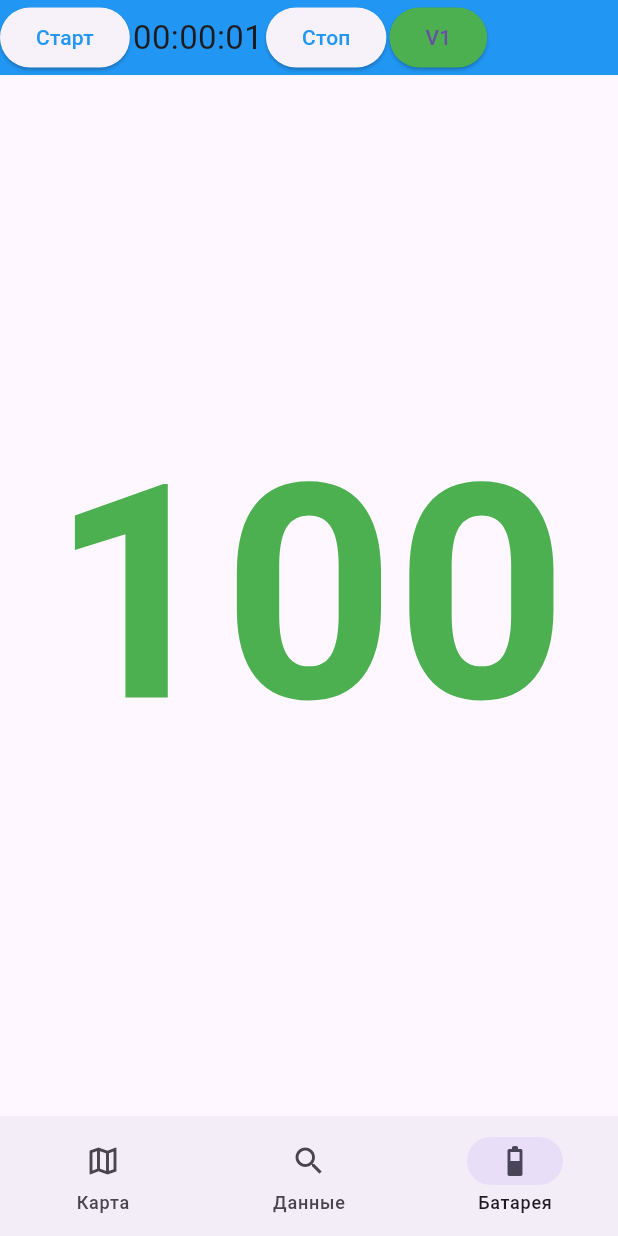
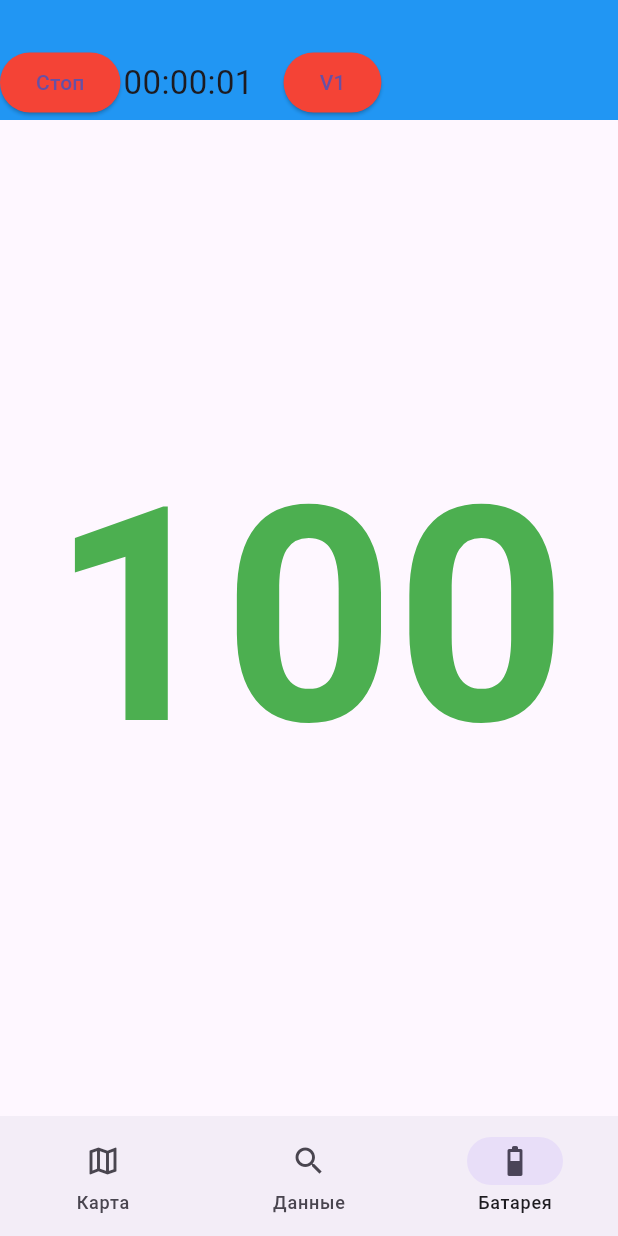
Before and after one commit to blosser/forest_runner, a Flutter app: the screen it shows after launch, item 3 of the bottom bar chosen, after a tap on "Старт", on a phone screen of 412 x 824 dp. Run offline on Flutter 3.47's test engine with Material 3 defaults, Android fonts, the light colour scheme and no system bars; our stand-ins replace battery_plus, geolocator; missing offline and left inert: yandex_maps_mapkit_lite.

Commit message:
geo update

```diff
--- a/lib/mainheader.dart
+++ b/lib/mainheader.dart
@@ -1,22 +1,58 @@
 import "dart:async";
 
 import "package:flutter/material.dart";
+import "package:flutter/services.dart";
+import "package:geolocator/geolocator.dart";
 
 class MainHeaderWidget extends StatefulWidget {
   final ValueChanged<List<Map>> onDataChanged;
 
-  const MainHeaderWidget({Key? key, required this.onDataChanged}) : super(key: key);
+  const MainHeaderWidget({Key? key, required this.onDataChanged})
+    : super(key: key);
 
   @override
   State<MainHeaderWidget> createState() => _MainHeaderWidgetState();
 }
 
 class _MainHeaderWidgetState extends State<MainHeaderWidget> {
+  @override
+  void initState() {
+    super.initState();
+    checkGpsState();
+  }
+
   void updateData() {
-    //setState(() {
-      List<Map> pointData2 = pointData.sublist(0, _seconds).reversed.toList();
-      widget.onDataChanged(pointData2);
-    //});
+    List<Map> pointData2 = pointData.sublist(0, _seconds).reversed.toList();
+    widget.onDataChanged(pointData2);
+  }
+
+  void checkGpsState() {
+    Geolocator.getCurrentPosition()
+        .then((Position position) {
+          changeGpsState(true);
+          String str =
+              "latitude: ${position.latitude}, longitude: ${position.longitude})";
+          showMsg(str);
+        })
+        .catchError((e) {
+          changeGpsState(false);
+          print(e);
+          showMsg(e.toString());
+        });
+  }
+
+  void showMsg(String str) {
+    final snackBar = SnackBar(content: Text(str));
+    ScaffoldMessenger.of(context).showSnackBar(snackBar);
+  }
+
+  bool isGpsEnabled = false;
+  bool isStart = true;
+
+  void changeGpsState(bool isGpsEnabled) {
+    setState(() {
+      this.isGpsEnabled = isGpsEnabled;
+    });
   }
 
   List<Map> pointData = [
@@ -59,6 +95,24 @@ class _MainHeaderWidgetState extends State<MainHeaderWidget> {
     title = getXX(hh) + ':' + getXX(mm) + ':' + getXX(ss);
   }
 
+  void btnStartStopPressed() {
+    if (isStart) {
+      //widget.onDataChanged('Новые данные из FirstChild');
+      _timer?.cancel();
+      _timer = Timer.periodic(const Duration(seconds: 1), (timer) {
+        _seconds++;
+        getTime();
+        //addPointData();
+        updateData();
+      });
+    } else {
+      _timer?.cancel();
+    }
+    setState(() {
+      isStart = !isStart;
+    });
+  }
+
   @override
   Widget build(BuildContext context) {
     return Scaffold(
@@ -67,53 +121,32 @@ class _MainHeaderWidgetState extends State<MainHeaderWidget> {
         child: Column(
           mainAxisAlignment: MainAxisAlignment.center, // Центровка по вертикали
           children: [
-            //SizedBox(height: 50),
             Row(
               mainAxisAlignment: MainAxisAlignment.start,
               children: [
                 ElevatedButton(
                   style: ButtonStyle(
-                    foregroundColor: WidgetStateProperty.all<Color>(
-                      Colors.blue,
+                    backgroundColor: WidgetStateProperty.all<Color>(
+                      isStart ? Colors.green : Colors.red,
                     ),
                   ),
                   onPressed: () {
-                    //widget.onDataChanged('Новые данные из FirstChild');
-                    _timer?.cancel();
-                    _timer = Timer.periodic(const Duration(seconds: 1), (
-                        timer,
-                        ) {
-                      _seconds++;
-                      getTime();
-                      //addPointData();
-                      updateData();
-                    });
+                    btnStartStopPressed();
                   },
-                  child: Text('Старт'),
+                  child: Text(isStart ? 'Старт' : 'Стоп'),
                 ),
                 SizedBox(width: 2),
                 Text("$title", style: TextStyle(fontSize: 22)),
-                SizedBox(width: 2),
+                SizedBox(width: 20),
                 ElevatedButton(
                   style: ButtonStyle(
-                    foregroundColor: WidgetStateProperty.all<Color>(
-                      Colors.blue,
+                    backgroundColor: WidgetStateProperty.all<Color>(
+                      isGpsEnabled ? Colors.green : Colors.red,
                     ),
                   ),
                   onPressed: () {
-                    _timer?.cancel();
-                  },
-                  child: Text('Стоп'),
-                ),
-                SizedBox(width: 2),
-                ElevatedButton(
-                  style: ButtonStyle(
-                    backgroundColor: WidgetStateProperty.all<Color>(
-                      Colors.green,
-                    ),
-                  ),
-                  onPressed: () {
-
+                    HapticFeedback.vibrate();
+                    checkGpsState();
                   },
                   child: Text('V1'),
                 ),
--- a/lib/mainnb.dart
+++ b/lib/mainnb.dart
@@ -19,7 +19,10 @@ class _MainNavigationBarState extends State<MainNavigationBar> {
 
   List<Widget> get _widgetOptions => [
     new MapScreen(),
-    new PointData(/*data: widget.data,  pointData: widget.pointDatafinal */pointData: widget.pointData),
+    new PointData(
+      /*data: widget.data,  pointData: widget.pointDatafinal */
+      pointData: widget.pointData,
+    ),
     new BatteryPage(),
   ];
 
--- a/lib/mainwidget.dart
+++ b/lib/mainwidget.dart
@@ -1,6 +1,5 @@
-import "dart:async";
+import "package:flutter/material.dart";
 
-import "package:flutter/material.dart";
 import "mainheader.dart";
 import "mainnb.dart";
 
@@ -13,6 +12,7 @@ class MainWidget extends StatefulWidget {
 
 class _MainWidgetState extends State<MainWidget> {
   List<Map> _pointData = [];
+
   //String _sharedData = 'Начальное значение';
 
   // Метод, который вызывается из MainHeaderWidget
@@ -30,7 +30,7 @@ class _MainWidgetState extends State<MainWidget> {
         child: Column(
           mainAxisAlignment: MainAxisAlignment.center, // Центровка по вертикали
           children: [
-            //SizedBox(height: 50),
+            SizedBox(height: 30),
             SizedBox(
               height: 50,
               child: Column(
@@ -50,7 +50,10 @@ class _MainWidgetState extends State<MainWidget> {
                 children: [
                   Expanded(
                     child: Container(
-                      child: MainNavigationBar(/*pointData: pointData2*/pointData: _pointData,),
+                      child: MainNavigationBar(
+                        /*pointData: pointData2*/
+                        pointData: _pointData,
+                      ),
                     ),
                   ),
                 ],
```
Also changed, not shown: lib/main.dart (line endings or trailing spaces).
